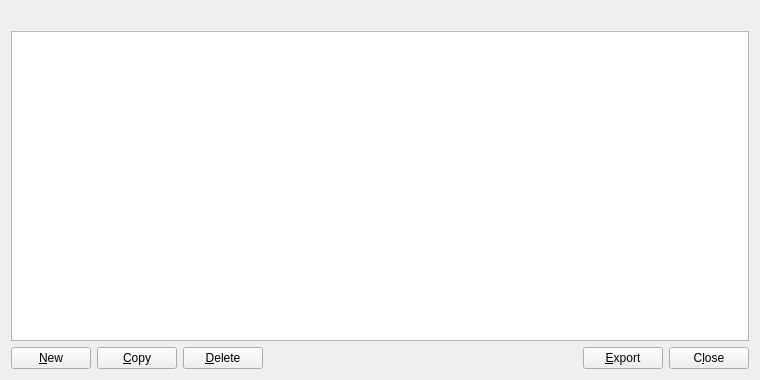
This is src/qt/forms/addressbookpage.ui in qtumproject/qtum as Qt 5 draws it before an edit. The edited form follows.
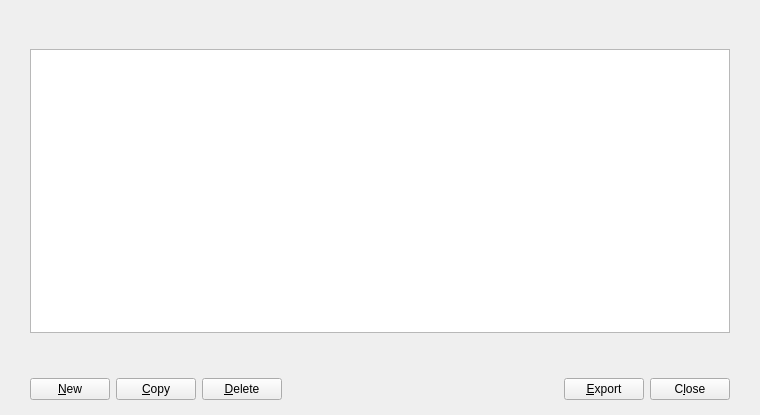
This is the edited form. Icons and pictures are not drawn.

The edit to the form file:
```diff
--- a/src/qt/forms/addressbookpage.ui
+++ b/src/qt/forms/addressbookpage.ui
@@ -7,10 +7,42 @@
     <x>0</x>
     <y>0</y>
     <width>760</width>
-    <height>380</height>
+    <height>415</height>
    </rect>
   </property>
   <layout class="QVBoxLayout" name="verticalLayout">
+   <property name="spacing">
+    <number>0</number>
+   </property>
+   <property name="leftMargin">
+    <number>0</number>
+   </property>
+   <property name="topMargin">
+    <number>0</number>
+   </property>
+   <property name="rightMargin">
+    <number>0</number>
+   </property>
+   <property name="bottomMargin">
+    <number>0</number>
+   </property>
+   <item>
+    <layout class="QVBoxLayout" name="verticalLayout_2">
+     <property name="spacing">
+      <number>15</number>
+     </property>
+     <property name="leftMargin">
+      <number>30</number>
+     </property>
+     <property name="topMargin">
+      <number>20</number>
+     </property>
+     <property name="rightMargin">
+      <number>30</number>
+     </property>
+     <property name="bottomMargin">
+      <number>20</number>
+     </property>
    <item>
     <widget class="QLabel" name="labelExplanation">
      <property name="textFormat">
@@ -49,8 +81,23 @@
      </attribute>
     </widget>
    </item>
+    </layout>
+   </item>
    <item>
-    <layout class="QHBoxLayout" name="horizontalLayout">
+    <widget class="QWidget" name="buttonsContainerWhite" native="true">
+     <layout class="QHBoxLayout" name="horizontalLayout_2">
+      <property name="leftMargin">
+       <number>30</number>
+      </property>
+      <property name="topMargin">
+       <number>25</number>
+      </property>
+      <property name="rightMargin">
+       <number>30</number>
+      </property>
+      <property name="bottomMargin">
+       <number>15</number>
+      </property>
      <item>
       <widget class="QPushButton" name="newAddress">
        <property name="toolTip">
@@ -134,12 +181,6 @@
      </item>
      <item>
       <widget class="QPushButton" name="closeButton">
-       <property name="sizePolicy">
-        <sizepolicy hsizetype="Minimum" vsizetype="Minimum">
-         <horstretch>0</horstretch>
-         <verstretch>0</verstretch>
-        </sizepolicy>
-       </property>
        <property name="text">
         <string>C&amp;lose</string>
        </property>
@@ -149,6 +190,14 @@
       </widget>
      </item>
     </layout>
+     <zorder></zorder>
+     <zorder>newAddress</zorder>
+     <zorder>copyAddress</zorder>
+     <zorder>deleteAddress</zorder>
+     <zorder>horizontalSpacer</zorder>
+     <zorder>exportButton</zorder>
+     <zorder>closeButton</zorder>
+    </widget>
    </item>
   </layout>
  </widget>
```
Lines whose indentation alone changed are shown as unchanged.
